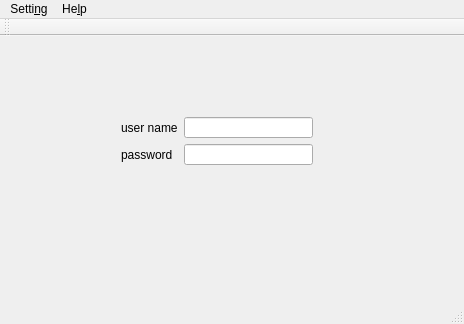
Old version of the form sourcecode/mainwindow.ui in the repository LiuzhouChan/database-Project-with-QT.
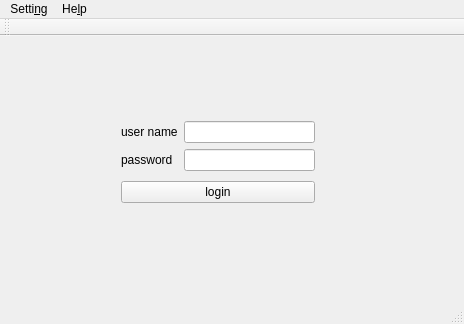
New version of the form.

```diff
--- a/sourcecode/mainwindow.ui
+++ b/sourcecode/mainwindow.ui
@@ -19,10 +19,12 @@
      <rect>
       <x>110</x>
       <y>70</y>
-      <width>214</width>
-      <height>70</height>
+      <width>216</width>
+      <height>112</height>
      </rect>
     </property>
+    <layout class="QVBoxLayout" name="verticalLayout_3">
+     <item>
     <layout class="QHBoxLayout" name="horizontalLayout">
      <item>
       <layout class="QVBoxLayout" name="verticalLayout_2">
@@ -54,6 +56,19 @@
          </property>
          <property name="echoMode">
           <enum>QLineEdit::Password</enum>
+           </property>
+          </widget>
+         </item>
+        </layout>
+       </item>
+      </layout>
+     </item>
+     <item>
+      <layout class="QHBoxLayout" name="horizontalLayout_2">
+       <item>
+        <widget class="QPushButton" name="loginButton">
+         <property name="text">
+          <string>login</string>
          </property>
         </widget>
        </item>
```
Lines whose indentation alone changed are shown as unchanged.
